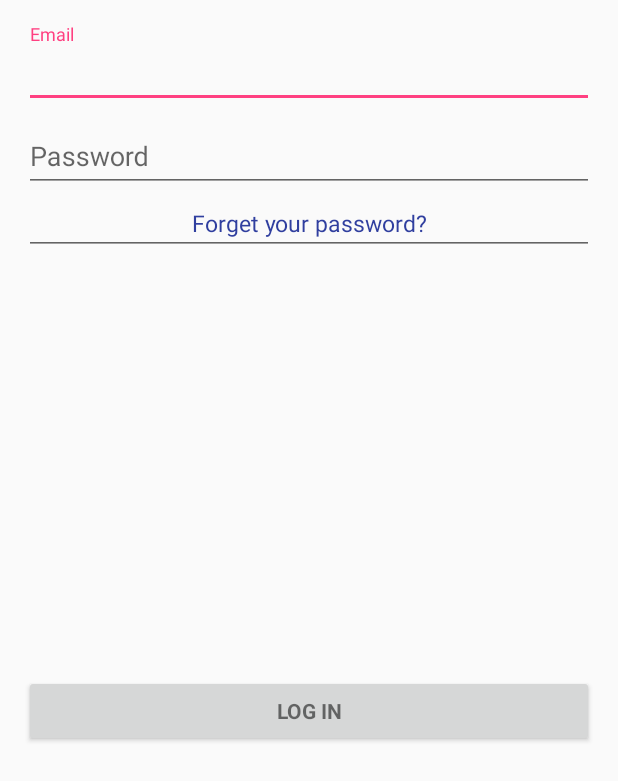
After one commit to powercheng/EQ, an Android app: the layout activity_login.xml on its own in the app's theme, with its tools: preview values and no code run, on a phone screen of 412 x 824 dp. The commit adds this screen. Shown: the top 781 px of the screen. Run offline under Robolectric (Android 15) with nearby library versions, the phone set to English and light mode, and no system bars.

Commit message:
Add log in view

```diff
--- /dev/null
+++ b/app/src/main/res/layout/activity_login.xml
@@ -0,0 +1,88 @@
+<LinearLayout xmlns:android="http://schemas.android.com/apk/res/android"
+    xmlns:tools="http://schemas.android.com/tools"
+    android:layout_width="match_parent"
+    android:layout_height="match_parent"
+    android:gravity="center"
+    android:orientation="vertical"
+    android:paddingBottom="@dimen/activity_vertical_margin"
+    android:paddingLeft="@dimen/activity_horizontal_margin"
+    android:paddingRight="@dimen/activity_horizontal_margin"
+    android:paddingTop="@dimen/activity_vertical_margin"
+    tools:context="com.example.peng.eq.LoginActivity">
+
+    <!-- Login progress -->
+    <ProgressBar
+        android:id="@+id/login_progress"
+        style="?android:attr/progressBarStyleLarge"
+        android:layout_width="wrap_content"
+        android:layout_height="wrap_content"
+        android:layout_marginBottom="8dp"
+        android:visibility="gone" />
+
+    <ScrollView
+        android:id="@+id/login_form"
+        android:layout_width="match_parent"
+        android:layout_height="match_parent">
+
+        <LinearLayout
+            android:id="@+id/email_login_form"
+            android:layout_width="match_parent"
+            android:layout_height="wrap_content"
+            android:orientation="vertical">
+
+            <android.support.design.widget.TextInputLayout
+                android:layout_width="match_parent"
+                android:layout_height="wrap_content">
+
+                <AutoCompleteTextView
+                    android:id="@+id/email"
+                    android:layout_width="match_parent"
+                    android:layout_height="wrap_content"
+                    android:hint="@string/prompt_email"
+                    android:inputType="textEmailAddress"
+                    android:maxLines="1"
+                    android:singleLine="true" />
+
+            </android.support.design.widget.TextInputLayout>
+
+            <android.support.design.widget.TextInputLayout
+                android:layout_width="match_parent"
+                android:layout_height="wrap_content">
+
+                <EditText
+                    android:id="@+id/password"
+                    android:layout_width="match_parent"
+                    android:layout_height="wrap_content"
+                    android:hint="@string/prompt_password"
+                    android:imeActionId="@+id/login"
+                    android:imeActionLabel="@string/action_sign_in_short"
+                    android:imeOptions="actionUnspecified"
+                    android:inputType="textPassword"
+                    android:maxLines="1"
+                    android:singleLine="true" />
+
+            </android.support.design.widget.TextInputLayout>
+            <EditText
+                android:layout_width="match_parent"
+                android:layout_height="wrap_content"
+                android:text="@string/forget_password"
+                android:gravity="center"
+                android:textSize="15sp"
+                android:textColor="@color/colorPrimaryDark"
+                android:onClick="forgetPassword"/>
+            <Button
+                android:id="@+id/email_sign_in_button"
+                style="?android:textAppearanceSmall"
+                android:layout_width="match_parent"
+                android:layout_height="wrap_content"
+                android:layout_marginBottom="0dp"
+                android:layout_marginTop="280dp"
+                android:text="@string/action_sign_in"
+                android:textStyle="bold"
+                android:shadowRadius="100"
+
+                />
+
+        </LinearLayout>
+    </ScrollView>
+</LinearLayout>
--- a/app/src/main/res/values/strings.xml
+++ b/app/src/main/res/values/strings.xml
@@ -1,3 +1,21 @@
 <resources>
     <string name="app_name">EQ</string>
+    <string name="logIn">Log In</string>
+    <string name="signUp">Sign Up</string>
+    <string name="title_activity_login">Log In</string>
+
+    <!-- Strings related to login -->
+    <string name="prompt_email">Email</string>
+    <string name="prompt_password">Password</string>
+    <string name="action_sign_in">Log In</string>
+    <string name="action_sign_in_short">Log In</string>
+    <string name="error_invalid_email">This email address is invalid</string>
+    <string name="error_invalid_password">This password is too short</string>
+    <string name="error_incorrect_password">This password is incorrect</string>
+    <string name="error_field_required">This field is required</string>
+    <string name="permission_rationale">"Contacts permissions are needed for providing email
+        completions."
+    </string>
+
+    <string name="forget_password">Forget your password?</string>
 </resources>
```
Also changed, not shown: app/build.gradle (+4 -3 lines), app/src/main/AndroidManifest.xml (+11 -2 lines), app/src/main/java/com/example/peng/eq/LoginActivity.java (added, +356 -0 lines), app/src/main/java/com/example/peng/eq/MainActivity.java (+11 -2 lines), app/src/main/res/layout/activity_main.xml (+18 -4 lines).
